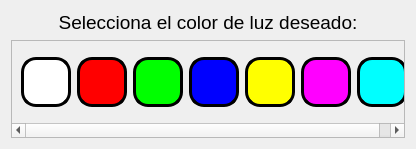
ronihdzz/IoT_domotica, file GUI/CUERPO/DISENO/SISTEMA_CONTROL/configLed_dise.ui: the form before one commit.
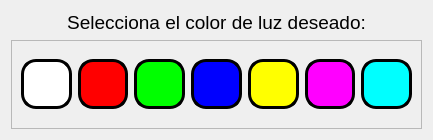
The form after the commit.

The edit to the form file:
```diff
--- a/GUI/CUERPO/DISENO/SISTEMA_CONTROL/configLed_dise.ui
+++ b/GUI/CUERPO/DISENO/SISTEMA_CONTROL/configLed_dise.ui
@@ -9,8 +9,8 @@
    <rect>
     <x>0</x>
     <y>0</y>
-    <width>416</width>
-    <height>149</height>
+    <width>433</width>
+    <height>140</height>
    </rect>
   </property>
   <property name="mouseTracking">
@@ -75,8 +75,8 @@
        <rect>
         <x>0</x>
         <y>0</y>
-        <width>406</width>
-        <height>83</height>
+        <width>413</width>
+        <height>91</height>
        </rect>
       </property>
       <layout class="QHBoxLayout" name="horizontalLayout_2">
```
